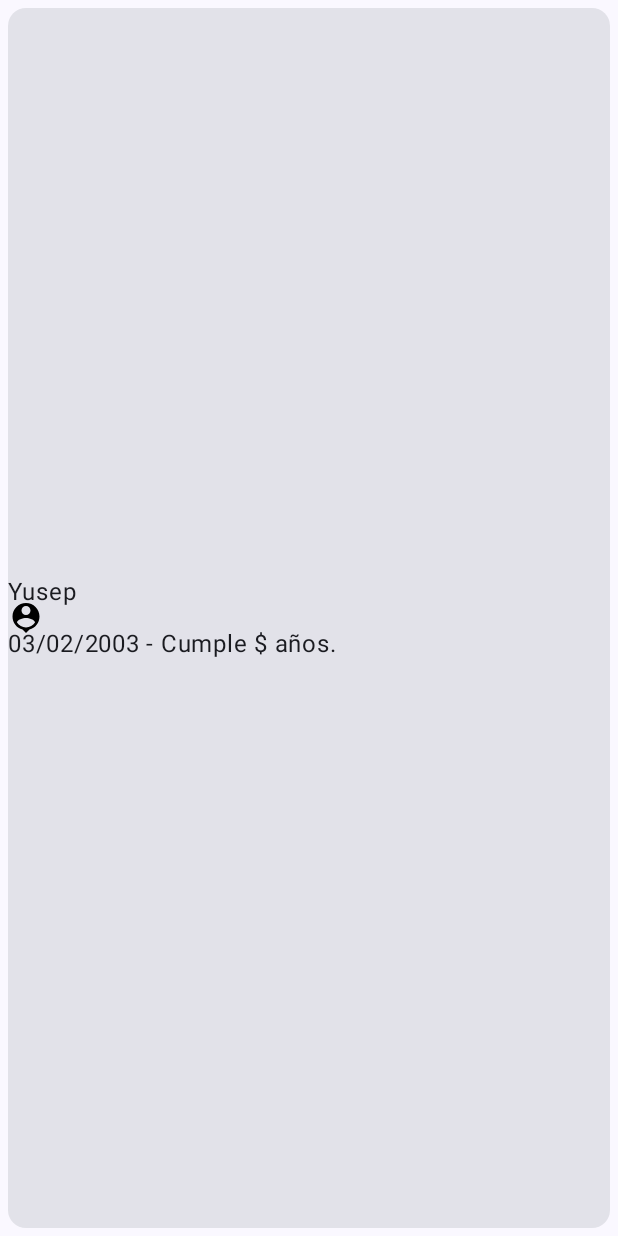
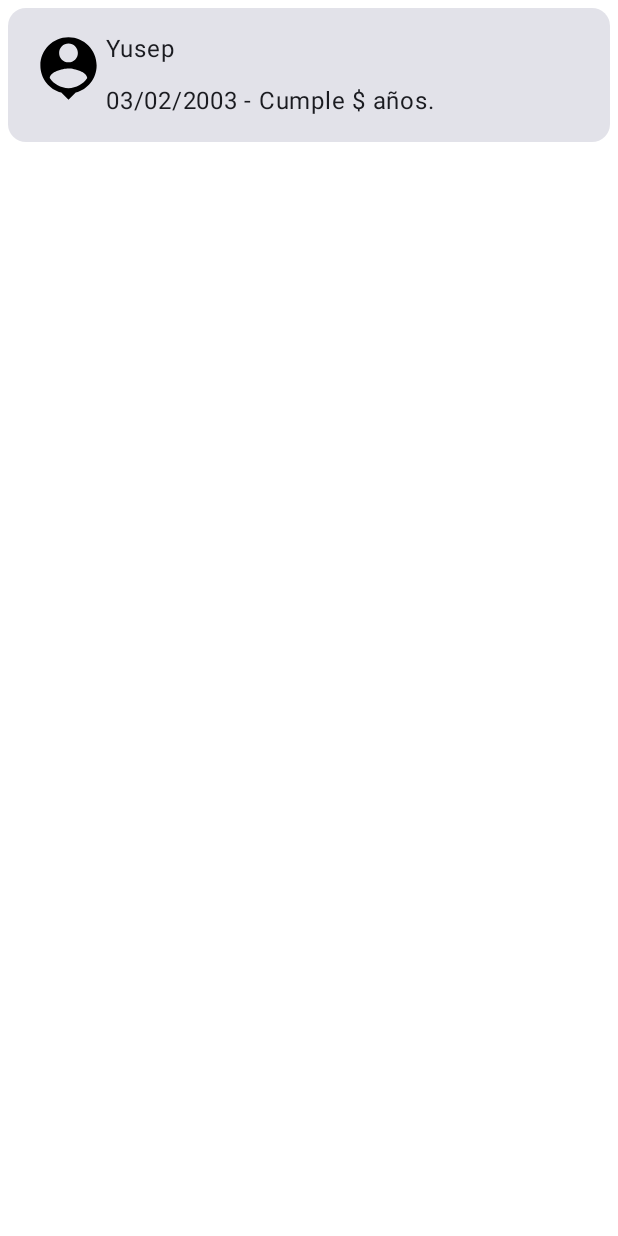
Before and after one commit to Josito-Balmis/BirthdayRemember, an Android app built with Jetpack Compose: the @Preview function PreviewBirthdayCard, on a phone screen of 412 x 824 dp. Run offline under Robolectric (Android 15) with nearby library versions, the phone set to English and light mode, and no system bars.

Commit message:
Small changes on UI of the EventCard and BirthdayCard

```diff
--- a/app/src/main/java/com/pmdm/birthdayremember/presentation/features/eventcreator/components/EventCard.kt
+++ b/app/src/main/java/com/pmdm/birthdayremember/presentation/features/eventcreator/components/EventCard.kt
@@ -28,6 +28,7 @@ import com.pmdm.birthdayremember.presentation.components.globalvalues.MIN_DP
 import com.pmdm.birthdayremember.presentation.features.eventcreator.EventsCreatorEvent
 import com.pmdm.birthdayremember.presentation.model.BirthdayUiState
 import com.pmdm.birthdayremember.presentation.model.GroupUiState
+import com.pmdm.birthdayremember.presentation.theme.BirthDayTheme
 import java.time.LocalDate
 
 // Constants
@@ -42,7 +43,9 @@ fun EventCard(
     birthdayUiState: BirthdayUiState?,
     onEvent: (EventsCreatorEvent) -> Unit
 ) {
-    Card(Modifier.fillMaxWidth().padding(MAX_DP)) {
+    Card(Modifier
+        .fillMaxWidth()
+        .padding(MAX_DP)) {
         Column(Modifier.fillMaxWidth()) {
             Row(
                 modifier = Modifier.fillMaxWidth(),
@@ -127,6 +130,7 @@ data class MockValidation(override val hayError: Boolean) : Validacion
 @Preview
 @Composable
 fun PreviewEventCard() {
+    BirthDayTheme {
         EventCard(
             groupUiState = GroupUiState(
                 name = "Cumpleaños",
@@ -139,3 +143,4 @@ fun PreviewEventCard() {
             birthdayUiState = BirthdayUiState().copy(date = LocalDate.now())
         )
     }
+}
--- a/app/src/main/java/com/pmdm/birthdayremember/presentation/features/lobby/components/BirthdayCard.kt
+++ b/app/src/main/java/com/pmdm/birthdayremember/presentation/features/lobby/components/BirthdayCard.kt
@@ -3,24 +3,27 @@ package com.pmdm.birthdayremember.presentation.features.lobby.components
 import androidx.compose.foundation.Image
 import androidx.compose.foundation.layout.Box
 import androidx.compose.foundation.layout.Column
+import androidx.compose.foundation.layout.Row
 import androidx.compose.foundation.layout.Spacer
-import androidx.compose.foundation.layout.fillMaxSize
 import androidx.compose.foundation.layout.fillMaxWidth
 import androidx.compose.foundation.layout.padding
+import androidx.compose.foundation.layout.size
 import androidx.compose.material.icons.Icons
 import androidx.compose.material.icons.filled.PersonPin
 import androidx.compose.material3.Card
-import androidx.compose.material3.Surface
 import androidx.compose.material3.Text
 import androidx.compose.runtime.Composable
 import androidx.compose.ui.Alignment
 import androidx.compose.ui.Modifier
 import androidx.compose.ui.tooling.preview.Preview
+import androidx.compose.ui.unit.dp
 import com.pmdm.birthdayremember.domain.valueobject.Zodiac
+import com.pmdm.birthdayremember.presentation.components.globalvalues.MAX_DP
+import com.pmdm.birthdayremember.presentation.components.globalvalues.MIN_DP
 import com.pmdm.birthdayremember.presentation.model.BirthdayUiState
+import com.pmdm.birthdayremember.presentation.model.GroupUiState
 import com.pmdm.birthdayremember.presentation.theme.BirthDayTheme
 import java.time.LocalDate
-import com.pmdm.birthdayremember.presentation.components.globalvalues.MIN_DP
 
 @Composable
 fun BirthdayCard(birthday: BirthdayUiState) {
@@ -29,27 +32,26 @@ fun BirthdayCard(birthday: BirthdayUiState) {
             .padding(MIN_DP)
             .fillMaxWidth()
     ) {
-        Box(Modifier.fillMaxSize()) {
+        Box(Modifier.padding(MAX_DP)) {
+            Row(
+                Modifier
+                    .fillMaxWidth()
+                    .align(Alignment.Center)
+            ) {
                 Image(
-                modifier = Modifier.align(Alignment.CenterStart),
+                    modifier = Modifier.size(50.dp),
                     imageVector = Icons.Filled.PersonPin,
                     contentDescription = "Generic icon from birthday person"
                 )
 
-            Spacer(Modifier.padding(MIN_DP))
-
-            Column(
-                Modifier
-                    .fillMaxWidth()
-                    .align(Alignment.Center)
-            ) {
+                Column {
                     Text(birthday.name)
 
                     Spacer(Modifier.padding(MIN_DP))
 
                     Text("${birthday.formattedDate()} - Cumple $ años.")
                 }
-
+            }
         }
     }
 }
@@ -58,12 +60,11 @@ fun BirthdayCard(birthday: BirthdayUiState) {
 @Composable
 fun PreviewBirthdayCard() {
     BirthDayTheme {
-        Surface(Modifier.fillMaxSize()) {
         val fecha = LocalDate.of(2003, 2, 3)
 
         BirthdayCard(
             BirthdayUiState(
-                    idGroup = 1,
+                groupUiState = GroupUiState(),
                 name = "Yusep",
                 zodiac = Zodiac.getZodiacSignByDate(fecha),
                 date = fecha,
@@ -74,4 +75,3 @@ fun PreviewBirthdayCard() {
         )
     }
 }
-}
--- a/app/src/main/java/com/pmdm/birthdayremember/presentation/features/lobby/mapper/BirthdayUiStateMapper.kt
+++ b/app/src/main/java/com/pmdm/birthdayremember/presentation/features/lobby/mapper/BirthdayUiStateMapper.kt
@@ -2,10 +2,11 @@ package com.pmdm.birthdayremember.presentation.features.lobby.mapper
 
 import com.pmdm.birthdayremember.domain.entity.Birthday
 import com.pmdm.birthdayremember.presentation.model.BirthdayUiState
+import com.pmdm.birthdayremember.presentation.model.GroupUiState
 
 fun Birthday.toUi() = BirthdayUiState(
     id,
-    idGroup,
+    groupUiState = GroupUiState(id = id),
     zodiac,
     name,
     date,
--- a/app/src/main/java/com/pmdm/birthdayremember/presentation/model/BirthdayUiState.kt
+++ b/app/src/main/java/com/pmdm/birthdayremember/presentation/model/BirthdayUiState.kt
@@ -11,7 +11,7 @@ private val formatWithoutYear = DateTimeFormatter.ofPattern("dd/MM")
 //Main class
 data class BirthdayUiState(
     val id: Int = 0,
-    val idGroup: Int = 0,
+    val groupUiState: GroupUiState = GroupUiState(),
     val zodiac: Zodiac = Zodiac(Zodiac.ZodiacName.Ninguno),
     val name: String = "",
     val date: LocalDate? = null,
```
Lines whose indentation alone changed are shown as unchanged.
